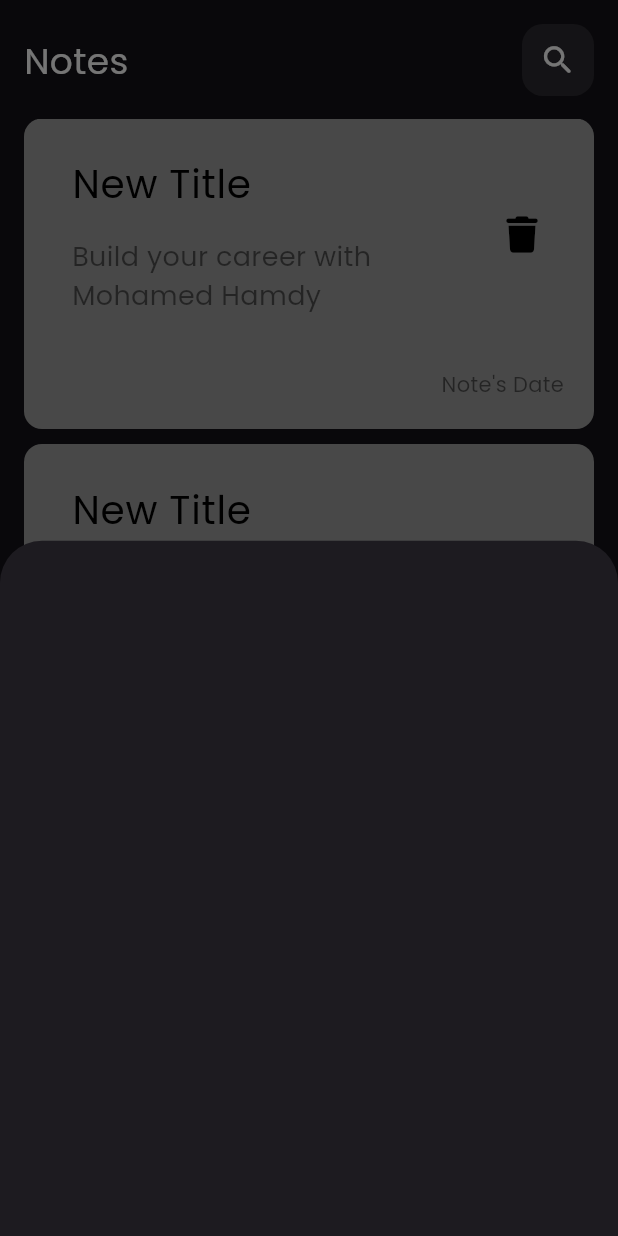
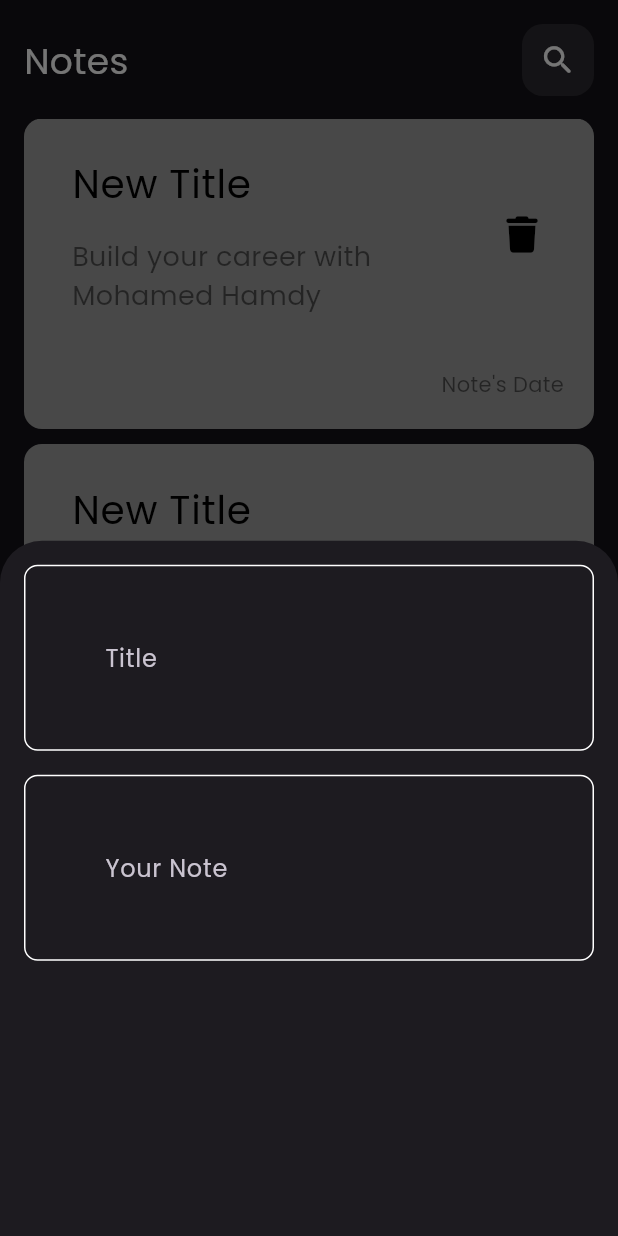
Before and after one commit to mohamedhamdy19/notes_app, a Flutter app: the screen it shows after launch, after a tap on the "add" icon, on a phone screen of 412 x 824 dp. Run offline on Flutter 3.47's test engine with Material 3 defaults, Android fonts, the phone set to English and light mode, and no system bars; our stand-ins replace font_awesome_flutter, google_fonts.

Commit message:
Custom TextField created

```diff
--- a/lib/views/notes_view.dart
+++ b/lib/views/notes_view.dart
@@ -10,7 +10,6 @@ class NotesView extends StatelessWidget {
     return Scaffold(
       body: const NotesViewBody(),
       floatingActionButton: FloatingActionButton(
-        backgroundColor: const Color.fromARGB(255, 179, 36, 20),
         onPressed: () {
           showModalBottomSheet(
               context: context, builder: (context) => const NotesButtonSheet());
--- /dev/null
+++ b/lib/widgets/custom_text_field.dart
@@ -0,0 +1,52 @@
+import 'package:flutter/material.dart';
+
+class CustomTextField extends StatelessWidget {
+  final TextEditingController? controller;
+  final String label;
+  final bool obscure;
+  final Widget? prefix;
+  final Widget? suffix;
+  final String? Function(String?)? validator;
+  final void Function(String?)? onSubmitted;
+  final void Function()? ontap;
+  final TextInputType inputType;
+  final bool readonly;
+
+  const CustomTextField({
+    super.key,
+    this.controller,
+    required this.label,
+    this.obscure = false,
+    this.prefix,
+    this.suffix,
+    this.validator,
+    this.onSubmitted,
+    this.ontap,
+    this.inputType = TextInputType.text,
+    this.readonly = false,
+  });
+
+  @override
+  Widget build(BuildContext context) {
+    return TextFormField(
+      style: const TextStyle(color: Colors.white),
+      readOnly: readonly,
+      validator: validator,
+      controller: controller,
+      obscureText: obscure,
+      onFieldSubmitted: onSubmitted,
+      keyboardType: inputType,
+      onTap: ontap,
+      decoration: InputDecoration(
+        contentPadding: const EdgeInsets.all(50),
+        suffixIcon: suffix,
+        prefixIcon: prefix,
+        border: OutlineInputBorder(borderRadius: BorderRadius.circular(9)),
+        enabledBorder: OutlineInputBorder(
+            borderRadius: BorderRadius.circular(9),
+            borderSide: const BorderSide(color: Colors.white)),
+        labelText: label,
+      ),
+    );
+  }
+}
--- a/lib/widgets/notes_bottom_sheet.dart
+++ b/lib/widgets/notes_bottom_sheet.dart
@@ -1,10 +1,22 @@
 import 'package:flutter/material.dart';
+import 'package:notes_app/widgets/custom_text_field.dart';
 
 class NotesButtonSheet extends StatelessWidget {
   const NotesButtonSheet({super.key});
 
   @override
   Widget build(BuildContext context) {
-    return Container();
+    return const Padding(
+      padding: const EdgeInsets.all(16.0),
+      child: Column(
+        children: [
+          CustomTextField(label: "Title"),
+          const SizedBox(
+            height: 16,
+          ),
+          CustomTextField(label: "Your Note")
+        ],
+      ),
+    );
   }
 }
```
